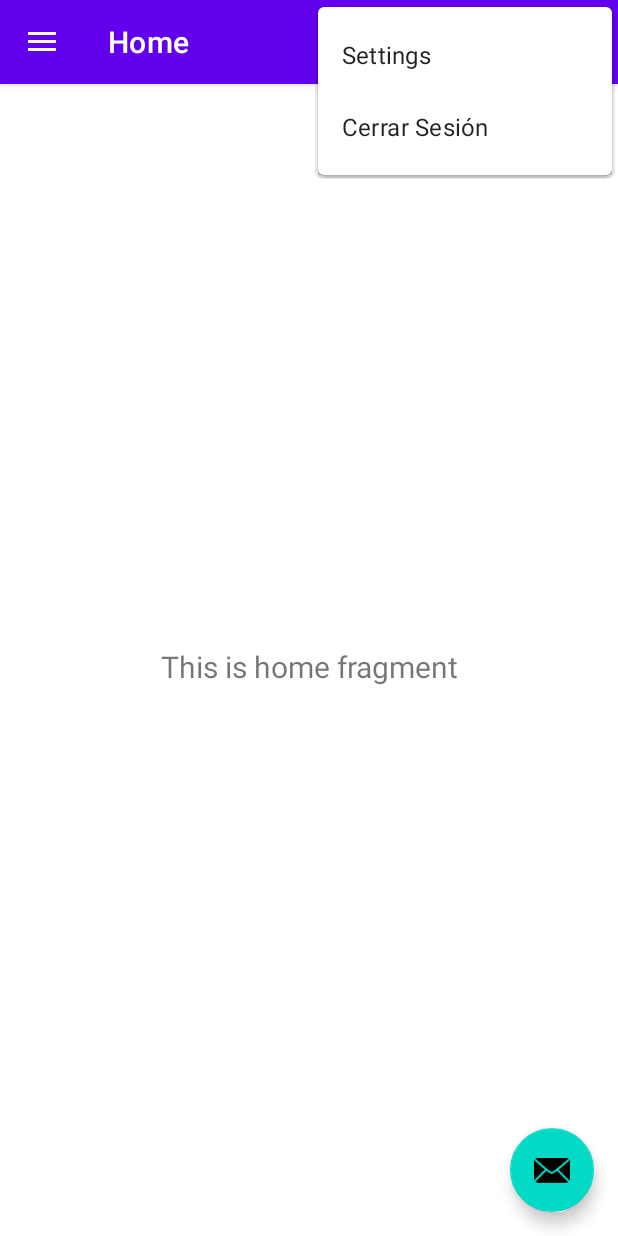
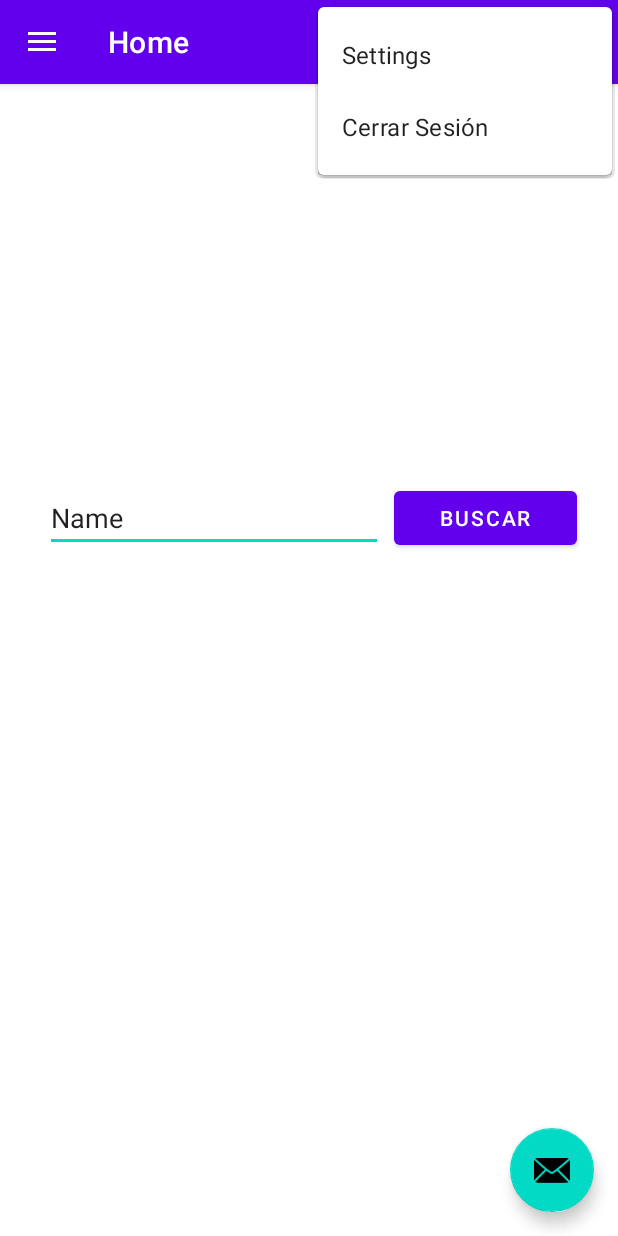
Before and after one commit to ProyectoENV/Cine2, an Android app: the MainActivity screen opened directly, with no data from a screen before it, with the options menu open, on a phone screen of 412 x 824 dp. Run offline under Robolectric (Android 15) with nearby library versions, the phone set to English and light mode, and no system bars; our stand-ins replace Firebase (no records; nobody signed in at launch, a user with empty details on screens opened directly), navigation-ui.

Commit message:
API PELICULAS

```diff
--- a/app/build.gradle
+++ b/app/build.gradle
@@ -37,6 +37,7 @@ dependencies {
     implementation 'androidx.navigation:navigation-ui:2.2.2'
     implementation 'androidx.lifecycle:lifecycle-livedata-ktx:2.2.0'
     implementation 'androidx.lifecycle:lifecycle-viewmodel-ktx:2.2.0'
+    implementation 'androidx.wear:wear:1.0.0'
     testImplementation 'junit:junit:4.+'
     androidTestImplementation 'androidx.test.ext:junit:1.1.2'
     androidTestImplementation 'androidx.test.espresso:espresso-core:3.3.0'
@@ -44,6 +45,11 @@ dependencies {
     implementation 'com.google.firebase:firebase-analytics'
     implementation 'com.google.firebase:firebase-auth:19.3.2'
     implementation 'com.google.firebase:firebase-database:19.4.0'
+    compileOnly 'com.google.android.wearable:wearable:2.6.0'
+    implementation 'com.google.code.gson:gson:2.8.6'
+    implementation 'com.squareup.retrofit2:retrofit:2.6.2'
+    implementation 'com.squareup.retrofit2:converter-gson:2.6.2'
+    implementation 'com.squareup.picasso:picasso:2.71828'
 }
 
 apply plugin: 'com.android.application'
--- a/app/src/main/java/com/example/proyecto_cine/ActivityLogin.java
+++ b/app/src/main/java/com/example/proyecto_cine/ActivityLogin.java
@@ -74,7 +74,10 @@ public class ActivityLogin extends AppCompatActivity {
             public void onComplete(@NonNull Task<AuthResult> task) {
 
                 if(task.isSuccessful()){
-                    startActivity(new Intent(ActivityLogin.this, MainActivity.class));
+                    Intent intentUser = new Intent(ActivityLogin.this,MainActivity.class);
+                    intentUser.putExtra("Mail",email);
+                    startActivity(intentUser);/*
+                    startActivity(new Intent(ActivityLogin.this, MainActivity.class));*/
                     finish();
                 }else{
                     Toast.makeText(ActivityLogin.this, "No se ha podido iniciar sesion, compruebe que los datos son correctos", Toast.LENGTH_SHORT).show();
--- a/app/src/main/java/com/example/proyecto_cine/MainActivity.java
+++ b/app/src/main/java/com/example/proyecto_cine/MainActivity.java
@@ -5,6 +5,7 @@ import android.os.Bundle;
 import android.view.MenuItem;
 import android.view.View;
 import android.view.Menu;
+import android.widget.TextView;
 
 import com.google.android.material.floatingactionbutton.FloatingActionButton;
 import com.google.android.material.snackbar.Snackbar;
@@ -24,11 +25,21 @@ public class MainActivity extends AppCompatActivity {
 
     private AppBarConfiguration mAppBarConfiguration;
     private FirebaseAuth mAuth;
+    private TextView Usuario;
+    private String Email_usuario;
 
     @Override
     protected void onCreate(Bundle savedInstanceState) {
         super.onCreate(savedInstanceState);
         setContentView(R.layout.activity_main);
+        Intent RecogerUsuario = getIntent();
+        if(RecogerUsuario.hasExtra("Mail")){
+        Bundle B_Recibir = RecogerUsuario.getExtras();
+        Email_usuario = B_Recibir.getString("Mail");
+        NavigationView navigationView = (NavigationView) findViewById(R.id.nav_view);
+        View headerView = navigationView.getHeaderView(0);
+        TextView navUsername = (TextView) headerView.findViewById(R.id.TV_EmailPerfil);
+        navUsername.setText(Email_usuario);}
 
         //instanciamos la base de datos
         mAuth = FirebaseAuth.getInstance();
@@ -51,6 +62,8 @@ public class MainActivity extends AppCompatActivity {
         NavController navController = Navigation.findNavController(this, R.id.nav_host_fragment);
         NavigationUI.setupActionBarWithNavController(this, navController, mAppBarConfiguration);
         NavigationUI.setupWithNavController(navigationView, navController);
+
+
     }
 
     @Override
--- a/app/src/main/java/com/example/proyecto_cine/ui/home/HomeFragment.java
+++ b/app/src/main/java/com/example/proyecto_cine/ui/home/HomeFragment.java
@@ -1,35 +1,137 @@
 package com.example.proyecto_cine.ui.home;
 
+import android.content.Intent;
 import android.os.Bundle;
 import android.view.LayoutInflater;
 import android.view.View;
 import android.view.ViewGroup;
+import android.widget.Button;
+import android.widget.EditText;
 import android.widget.TextView;
+import android.widget.Toast;
 
 import androidx.annotation.NonNull;
 import androidx.annotation.Nullable;
+import androidx.cardview.widget.CardView;
 import androidx.fragment.app.Fragment;
 import androidx.lifecycle.Observer;
 import androidx.lifecycle.ViewModelProvider;
+import androidx.recyclerview.widget.LinearLayoutManager;
+import androidx.recyclerview.widget.RecyclerView;
 
+import com.example.proyecto_cine.Adapters.Adapter_pelicula;
+import com.example.proyecto_cine.InfoPelicula;
+import com.example.proyecto_cine.MainActivity;
+import com.example.proyecto_cine.Objetos.Genero;
+import com.example.proyecto_cine.Objetos.Pelicula;
 import com.example.proyecto_cine.R;
+import com.google.firebase.database.DataSnapshot;
+import com.google.firebase.database.DatabaseError;
+import com.google.firebase.database.DatabaseReference;
+import com.google.firebase.database.FirebaseDatabase;
+import com.google.firebase.database.ValueEventListener;
+
+import java.util.ArrayList;
+import java.util.List;
 
 public class HomeFragment extends Fragment {
+    //Peliculas
+    private List<Pelicula> Lista_peliculas;
+    private Adapter_pelicula P_Adapter;
+    private String id;
+    private String Nombre;
+    private String Director;
+    private String Sinopsis;
+    private String Imagen ;
+    private java.lang.String Genero;
+    //Recyclerview
+    private RecyclerView recyclerView;
+    private RecyclerView.LayoutManager layoutManager;
+    private CardView cardview;
+    //database
+    private DatabaseReference mDataBase;
+    // Botones
+    private EditText ET_Buscador;
+    private String Pelicula_buscar;
+    private Button BT_Buscador;
 
     private HomeViewModel homeViewModel;
 
     public View onCreateView(@NonNull LayoutInflater inflater,
                              ViewGroup container, Bundle savedInstanceState) {
-        homeViewModel =
-                new ViewModelProvider(this).get(HomeViewModel.class);
+        homeViewModel = new ViewModelProvider(this).get(HomeViewModel.class);
         View root = inflater.inflate(R.layout.fragment_home, container, false);
-        final TextView textView = root.findViewById(R.id.text_home);
-        homeViewModel.getText().observe(getViewLifecycleOwner(), new Observer<String>() {
+        //final TextView textView = root.findViewById(R.id.text_home);
+
+        mDataBase = FirebaseDatabase.getInstance().getReference();
+
+        //Lista_peliculas = new ArrayList<Pelicula>();
+        //cardview = (CardView) root.findViewById(R.id.cardView);
+        //layoutManager = new LinearLayoutManager(getContext());
+        //recyclerView = (RecyclerView) root.findViewById(R.id.recyclerView);
+        ET_Buscador =  root.findViewById(R.id.BuscadorText);
+        BT_Buscador = (Button) root.findViewById(R.id.BotonBuscar);
+        BT_Buscador.setOnClickListener(new View.OnClickListener() {
             @Override
-            public void onChanged(@Nullable String s) {
-                textView.setText(s);
+            public void onClick(View v) {
+                Pelicula_buscar = ET_Buscador.getText().toString();
+                if(Pelicula_buscar=="" || Pelicula_buscar.equals("Name")){
+                    Toast.makeText(getContext(),"Introduzca el titulo de una pelicula", Toast.LENGTH_LONG);
+                }else{
+                Intent intentinfo = new Intent(getActivity(), InfoPelicula.class);
+                intentinfo.putExtra("Titulo",Pelicula_buscar);
+                startActivity(intentinfo);}
             }
         });
+
+        //readPelicula();
+
+
         return root;
     }
+    /*private void readPelicula() {
+        mDataBase.child("Peliculas").addValueEventListener(new ValueEventListener() {
+            @Override
+            public void onDataChange(@NonNull DataSnapshot dataSnapshot) {
+
+                if (dataSnapshot.exists()) {
+                    Lista_peliculas.clear();
+                    for (DataSnapshot ds : dataSnapshot.getChildren()) {
+                        Nombre = ds.child("name").getValue().toString();
+                        Director = ds.child("Director").getValue().toString();
+                        Sinopsis = ds.child("Sinopsis").getValue().toString();
+                        Genero =  ds.child("genero").getValue().toString();
+                        Imagen =  ds.child("imagen").getValue().toString();
+                        id = ds.getKey();
+
+                        Pelicula pelicula = new Pelicula(id, Nombre, Director, Sinopsis, Genero, Imagen);
+                        Lista_peliculas.add(pelicula);
+
+                    }
+                }
+
+                 P_Adapter= new Adapter_pelicula(Lista_peliculas, R.layout.recyclerview_item_pelicula, new Adapter_pelicula.OnItemClickListener(){
+                     @Override
+                     public void onItemClick(Pelicula city, int position) {
+
+                     }
+
+                }, new Adapter_pelicula.OnButtonClickListener() {
+                     @Override
+                     public void onButtonClick(Pelicula film, int position) {
+
+                     }
+
+                });
+                recyclerView.setAdapter(P_Adapter);
+            }
+
+            @Override
+            public void onCancelled(@NonNull DatabaseError databaseError) {
+
+            }
+
+        });
+
+    }*/
 }
--- a/app/src/main/res/layout/fragment_home.xml
+++ b/app/src/main/res/layout/fragment_home.xml
@@ -1,22 +1,40 @@
 <?xml version="1.0" encoding="utf-8"?>
-<androidx.constraintlayout.widget.ConstraintLayout xmlns:android="http://schemas.android.com/apk/res/android"
+<RelativeLayout xmlns:android="http://schemas.android.com/apk/res/android"
     xmlns:app="http://schemas.android.com/apk/res-auto"
     xmlns:tools="http://schemas.android.com/tools"
+    android:id="@+id/Buscador"
     android:layout_width="match_parent"
     android:layout_height="match_parent"
-    tools:context=".ui.home.HomeFragment">
+    android:paddingLeft="16dp"
+    android:paddingRight="16dp">
 
-    <TextView
-        android:id="@+id/text_home"
-        android:layout_width="match_parent"
+
+    <Button
+        android:id="@+id/BotonBuscar"
+        android:layout_width="122dp"
         android:layout_height="wrap_content"
-        android:layout_marginStart="8dp"
-        android:layout_marginTop="8dp"
-        android:layout_marginEnd="8dp"
-        android:textAlignment="center"
-        android:textSize="20sp"
-        app:layout_constraintBottom_toBottomOf="parent"
+        android:layout_alignParentTop="true"
+        android:layout_alignParentEnd="true"
+        android:layout_marginTop="265dp"
+        android:layout_marginEnd="11dp"
+        android:text="Buscar"
         app:layout_constraintEnd_toEndOf="parent"
-        app:layout_constraintStart_toStartOf="parent"
         app:layout_constraintTop_toTopOf="parent" />
-</androidx.constraintlayout.widget.ConstraintLayout>
+
+    <EditText
+        android:id="@+id/BuscadorText"
+        android:layout_width="241dp"
+        android:layout_height="wrap_content"
+        android:layout_alignTop="@+id/BotonBuscar"
+        android:layout_alignBottom="@+id/BotonBuscar"
+        android:layout_alignParentStart="true"
+        android:layout_marginStart="14dp"
+        android:layout_marginTop="2dp"
+        android:layout_marginEnd="7dp"
+        android:layout_marginBottom="1dp"
+        android:layout_toStartOf="@+id/BotonBuscar"
+        android:ems="10"
+        android:inputType="textPersonName"
+        android:text="Name" />
+
+</RelativeLayout>
--- a/app/src/main/res/layout/nav_header_main.xml
+++ b/app/src/main/res/layout/nav_header_main.xml
@@ -31,6 +31,5 @@
     <TextView
         android:id="@+id/TV_EmailPerfil"
         android:layout_width="wrap_content"
-        android:layout_height="wrap_content"
-        android:text="@string/nav_header_subtitle" />
+        android:layout_height="wrap_content" />
 </LinearLayout>
--- /dev/null
+++ b/app/src/main/res/values-round/strings.xml
@@ -0,0 +1,3 @@
+<resources>
+    <string name="hello_world">Hello Round World!</string>
+</resources>
```
Also changed, not shown: app/src/main/AndroidManifest.xml (+9 -3 lines), app/src/main/java/com/example/proyecto_cine/Adapters/Adapter_pelicula.java (added, +87 -0 lines), app/src/main/java/com/example/proyecto_cine/Api/Api.java (added, +33 -0 lines), app/src/main/java/com/example/proyecto_cine/Api/ApiServices/FilmService.java (added, +22 -0 lines), app/src/main/java/com/example/proyecto_cine/Api/Deserializers/MyDeserializers.java (added, +27 -0 lines), app/src/main/java/com/example/proyecto_cine/InfoPelicula.java (added, +112 -0 lines), app/src/main/java/com/example/proyecto_cine/Objetos/Pelicula.java (+27 -30 lines), app/src/main/res/layout/activity_info_pelicula.xml (added, +94 -0 lines), app/src/main/res/values/dimens.xml (+12 -0 lines), app/src/main/res/values/strings.xml (+6 -1 lines), 1 other file.
